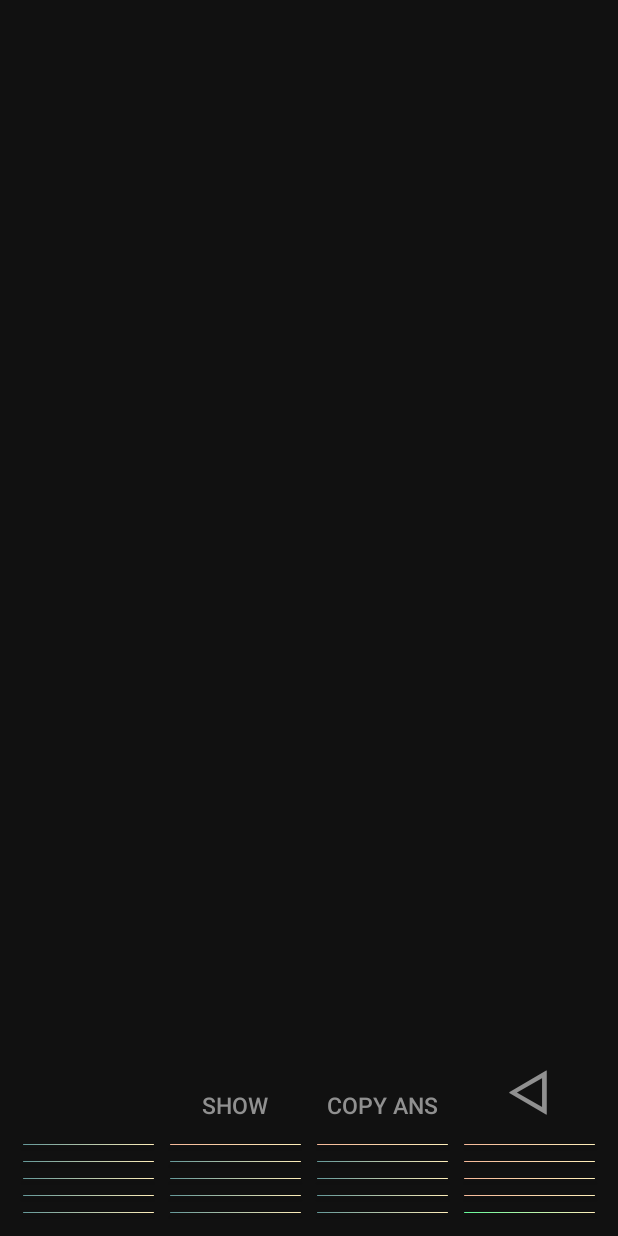
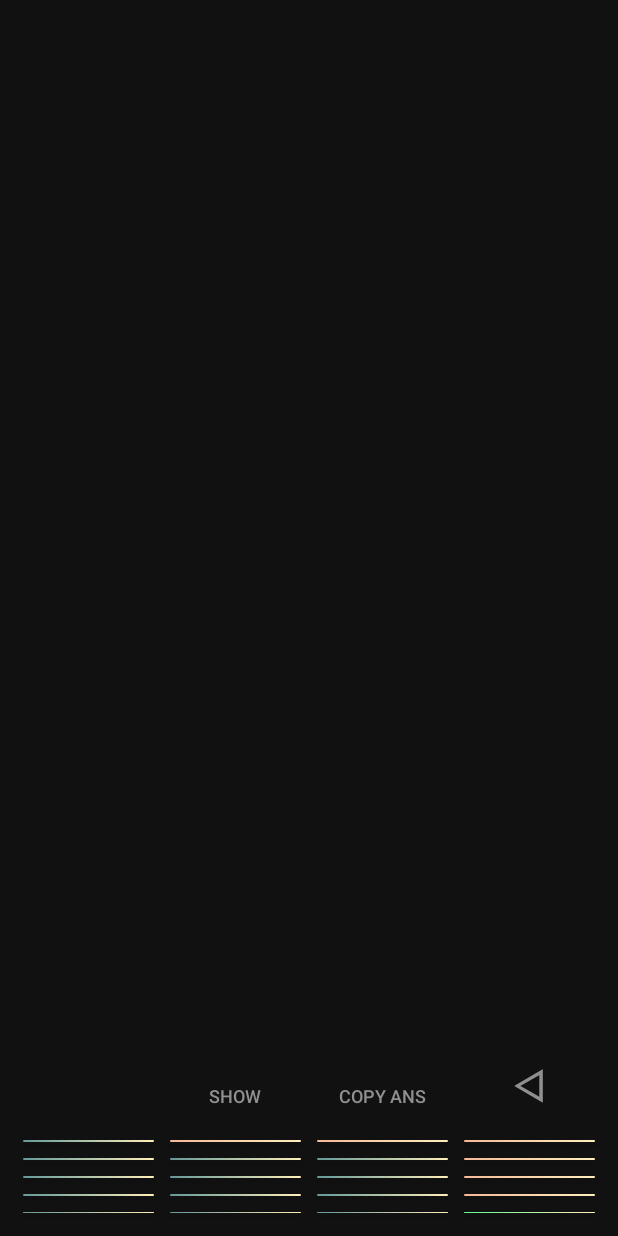
Before and after one commit to Arvolear/Integer_calculator, an Android app: the screen it shows after launch (MainActivity), after a tap on "HIDE", on a phone screen of 412 x 824 dp. Run offline under Robolectric (Android 15) with nearby library versions, the phone set to English and light mode, and no system bars.

Commit message:
Tablet UI fixes

```diff
--- a/app/build.gradle
+++ b/app/build.gradle
@@ -7,8 +7,8 @@ android {
         applicationId "arvolear.calculator.calculator"
         minSdkVersion 22
         targetSdkVersion 29
-        versionCode 7
-        versionName "1.7"
+        versionCode 8
+        versionName "1.8"
         testInstrumentationRunner "androidx.test.runner.AndroidJUnitRunner"
     }
     buildTypes {
--- a/app/src/main/AndroidManifest.xml
+++ b/app/src/main/AndroidManifest.xml
@@ -11,6 +11,7 @@
         android:theme="@style/AppTheme">
 
         <activity
+            android:windowSoftInputMode="stateHidden|adjustResize"
             android:name="arvolear.calculator.calculator.MainActivity"
             android:screenOrientation="portrait">
             <intent-filter>
--- a/app/src/main/java/arvolear/calculator/calculator/Controller.java
+++ b/app/src/main/java/arvolear/calculator/calculator/Controller.java
@@ -8,6 +8,8 @@ import android.view.View;
 import android.widget.Button;
 import android.widget.EditText;
 import android.widget.LinearLayout;
+import android.widget.TableLayout;
+import android.widget.TableRow;
 import android.widget.Toast;
 
 import java.util.concurrent.ExecutorService;
@@ -33,6 +35,11 @@ public class Controller implements View.OnClickListener, View.OnLongClickListene
     {
         this.mainActivity = mainActivity;
 
+        this.input = input;
+        this.output = output;
+
+        configTextSize();
+
         adder = new Adder(mainActivity, input, output);
         solver = null;
         eraser = new Eraser(mainActivity, input, output);
@@ -42,12 +49,47 @@ public class Controller implements View.OnClickListener, View.OnLongClickListene
         outputBlocker = new OutputBlocker(mainActivity, input, output);
 
         service = null;
-
-        this.input = input;
-        this.output = output;
     }
 
-    void copyAns()
+    private void configTextSize()
+    {
+        final LinearLayout mainLayout = mainActivity.findViewById(R.id.mainLayout);
+
+        mainLayout.post(new Runnable()
+        {
+            @Override
+            public void run()
+            {
+                int inputTextSize = mainLayout.getWidth() / 24;
+                int outputTextSize = mainLayout.getWidth() / 36;
+                int textTextSize = mainLayout.getWidth() / 72;
+                int buttonTextSize = mainLayout.getWidth() / 43;
+
+                int eraseTextSize = mainLayout.getHeight() / 48;
+
+                input.setTextSize(Math.max(35, inputTextSize));
+                output.setTextSize(Math.max(25, outputTextSize));
+
+                ((Button)mainActivity.findViewById(R.id.history)).setTextSize(Math.max(12, textTextSize));
+                ((Button)mainActivity.findViewById(R.id.hideOrShow)).setTextSize(Math.max(12, textTextSize));
+                ((Button)mainActivity.findViewById(R.id.copyAns)).setTextSize(Math.max(12, textTextSize));
+                ((Button)mainActivity.findViewById(R.id.erase)).setTextSize(Math.max(30, eraseTextSize));
+
+
+                TableLayout table = mainActivity.findViewById(R.id.tableLayout);
+
+                for (int i = 0; i < table.getChildCount(); i++)
+                {
+                    for (int j = 0; j < ((TableRow)table.getChildAt(i)).getChildCount(); j++)
+                    {
+                        ((Button) ((TableRow) table.getChildAt(i)).getChildAt(j)).setTextSize(Math.max(17, buttonTextSize));
+                    }
+                }
+            }
+        });
+    }
+
+    public void copyAns()
     {
         ClipboardManager clipboard = (ClipboardManager) mainActivity.getSystemService(Context.CLIPBOARD_SERVICE);
         ClipData clip = ClipData.newPlainText("answer", output.getText().toString());
--- a/app/src/main/java/arvolear/calculator/calculator/InputOutputModifier.java
+++ b/app/src/main/java/arvolear/calculator/calculator/InputOutputModifier.java
@@ -1,6 +1,5 @@
 package arvolear.calculator.calculator;
 
-import android.view.Gravity;
 import android.widget.EditText;
 
 public class InputOutputModifier
--- a/app/src/main/java/arvolear/calculator/calculator/MainActivity.java
+++ b/app/src/main/java/arvolear/calculator/calculator/MainActivity.java
@@ -1,17 +1,15 @@
 package arvolear.calculator.calculator;
-
-import androidx.appcompat.app.AppCompatActivity;
 
 import android.os.Bundle;
 import android.text.Editable;
 import android.text.TextWatcher;
 import android.view.Gravity;
 import android.view.View;
-import android.widget.Button;
 import android.widget.EditText;
-import android.widget.LinearLayout;
 import android.widget.TableLayout;
 import android.widget.TableRow;
+
+import androidx.appcompat.app.AppCompatActivity;
 
 public class MainActivity extends AppCompatActivity
 {
--- a/app/src/main/java/arvolear/calculator/calculator/OutputShower.java
+++ b/app/src/main/java/arvolear/calculator/calculator/OutputShower.java
@@ -1,6 +1,5 @@
 package arvolear.calculator.calculator;
 
-import android.util.TypedValue;
 import android.view.View;
 import android.widget.Button;
 import android.widget.EditText;
@@ -21,14 +20,15 @@ public class OutputShower
     private boolean showed;
 
     private int duration;
-    private float extentKey;
+    private float extentBut;
     private float extentOut;
-    private float leftStride;
+    private int leftStride;
 
-    OutputShower(MainActivity mainActivity)
+    OutputShower(final MainActivity mainActivity)
     {
         this.mainActivity = mainActivity;
 
+        final LinearLayout mainLayout = mainActivity.findViewById(R.id.mainLayout);
         this.buttonsLayout = mainActivity.findViewById(R.id.buttonsLayout);
         this.outputLayout = mainActivity.findViewById(R.id.outputLayout);
         this.tableLayout = mainActivity.findViewById(R.id.tableLayout);
@@ -39,9 +39,17 @@ public class OutputShower
         this.showed = true;
 
         this.duration = 800;
-        this.extentKey = -1.37f;
-        this.extentOut = -2.85f;
-        this.leftStride = 400;
+
+        this.buttonsLayout.post(new Runnable()
+        {
+            @Override
+            public void run()
+            {
+                leftStride = buttonsLayout.getWidth();
+                extentBut = -((float)mainLayout.getHeight() / (float)buttonsLayout.getHeight()) / 1.22f;
+                extentOut = extentBut * 2.7f;
+            }
+        });
     }
 
     private void startHide(View view, float extent)
@@ -58,26 +66,22 @@ public class OutputShower
         view.startAnimation(new WeightAnimation(view, duration, params.weight, -extent));
     }
 
-    private void startHide2(View view)
+    private void startHideCalcButtons(View view)
     {
-        int pxTo = (int)TypedValue.applyDimension(TypedValue.COMPLEX_UNIT_DIP, leftStride, mainActivity.getResources().getDisplayMetrics());
-
         view.startAnimation(new MoveAnimation(view,
                 duration,
                 (int)view.getX(),
-                -pxTo,
+                -leftStride,
                 (int)view.getY(),
                 0));
     }
 
-    private void startShow2(View view)
+    private void startShowCalcButtons(View view)
     {
-        int pxTo = (int)TypedValue.applyDimension(TypedValue.COMPLEX_UNIT_DIP, leftStride, mainActivity.getResources().getDisplayMetrics());
-
         view.startAnimation(new MoveAnimation(view,
                 duration,
                 (int)view.getX(),
-                pxTo,
+                leftStride,
                 (int)view.getY(),
                 0));
     }
@@ -86,16 +90,16 @@ public class OutputShower
     {
         if (showed)
         {
-            startHide(buttonsLayout, extentKey);
-            startHide2(tableLayout);
+            startHide(buttonsLayout, extentBut);
+            startHideCalcButtons(tableLayout);
             startShow(outputLayout, Math.max(extentOut, -(float)(output.getLineCount() * 0.25)));
 
             hider.setText("Show");
         }
         else
         {
-            startShow(buttonsLayout, extentKey);
-            startShow2(tableLayout);
+            startShow(buttonsLayout, extentBut);
+            startShowCalcButtons(tableLayout);
             startHide(outputLayout, Math.max(extentOut, -(float)(output.getLineCount() * 0.25)));
 
             hider.setText("Hide");
--- a/app/src/main/res/layout/activity_main.xml
+++ b/app/src/main/res/layout/activity_main.xml
@@ -21,8 +21,8 @@
             android:layout_width="match_parent"
             android:layout_height="0dp"
             android:layout_weight="1.0"
-            android:orientation="vertical"
-            android:gravity="end">
+            android:gravity="end"
+            android:orientation="vertical">
 
             <EditText
                 android:id="@+id/input"
@@ -30,13 +30,12 @@
                 android:layout_height="wrap_content"
                 android:layout_marginTop="30dp"
                 android:background="@android:color/transparent"
+                android:cursorVisible="true"
                 android:inputType="textMultiLine"
-                android:paddingBottom="15dp"
                 android:paddingLeft="25dp"
                 android:paddingRight="25dp"
+                android:paddingBottom="15dp"
                 android:textColor="#ffFFEFBB"
-                android:minWidth="50dp"
-                android:cursorVisible="true"
                 android:textCursorDrawable="@drawable/colorcursor"
                 android:textSize="45dp" />
         </LinearLayout>
@@ -46,22 +45,22 @@
             android:layout_width="match_parent"
             android:layout_height="0dp"
             android:layout_weight="0.25"
-            android:orientation="vertical"
-            android:gravity="end|top">
+            android:gravity="end|top"
+            android:orientation="vertical">
 
             <EditText
                 android:id="@+id/output"
                 android:layout_width="wrap_content"
                 android:layout_height="match_parent"
                 android:background="@android:color/transparent"
+                android:gravity="top"
                 android:inputType="textMultiLine"
                 android:maxHeight="40dp"
                 android:paddingLeft="25dp"
                 android:paddingRight="25dp"
+                android:textAlignment="gravity"
                 android:textColor="#ff909090"
-                android:textSize="30dp"
-                android:gravity="top"
-                android:textAlignment="gravity"/>
+                android:textSize="30dp" />
         </LinearLayout>
 
     </LinearLayout>
@@ -74,62 +73,89 @@
         android:orientation="vertical">
 
         <LinearLayout
+            android:id="@+id/buttonsSubLayout"
             android:layout_width="match_parent"
             android:layout_height="wrap_content"
             android:paddingLeft="10dp"
             android:paddingRight="10dp">
 
+            <LinearLayout
+                android:layout_width="0dp"
+                android:layout_height="match_parent"
+                android:layout_weight="1"
+                android:paddingTop="10dp">
+
                 <Button
                     android:id="@+id/history"
-                android:layout_width="wrap_content"
-                android:layout_height="wrap_content"
-                android:layout_weight="1"
+                    android:layout_width="match_parent"
+                    android:layout_height="match_parent"
                     android:background="@android:color/transparent"
                     android:text="History"
                     android:textColor="@android:color/transparent"
                     android:textSize="15dp" />
+            </LinearLayout>
+
+            <LinearLayout
+                android:layout_width="0dp"
+                android:layout_height="match_parent"
+                android:layout_weight="1"
+                android:paddingTop="10dp">
 
                 <Button
                     android:id="@+id/hideOrShow"
-                android:layout_width="wrap_content"
-                android:layout_height="wrap_content"
-                android:layout_weight="1"
+                    android:layout_width="match_parent"
+                    android:layout_height="match_parent"
                     android:background="@android:color/transparent"
                     android:text="hide"
                     android:textColor="@color/toolsbutton"
                     android:textSize="15dp" />
+            </LinearLayout>
+
+            <LinearLayout
+                android:layout_width="0dp"
+                android:layout_height="match_parent"
+                android:layout_weight="1"
+                android:paddingTop="10dp">
 
                 <Button
                     android:id="@+id/copyAns"
-                android:layout_width="wrap_content"
-                android:layout_height="wrap_content"
-                android:layout_weight="1"
+                    android:layout_width="match_parent"
+                    android:layout_height="match_parent"
                     android:background="@android:color/transparent"
                     android:text="copy ans"
                     android:textColor="@color/toolsbutton"
                     android:textSize="15dp" />
+            </LinearLayout>
+
+            <LinearLayout
+                android:id="@+id/eraseLayout"
+                android:layout_width="0dp"
+                android:layout_height="match_parent"
+                android:layout_weight="1"
+                android:paddingBottom="5dp">
 
                 <Button
                     android:id="@+id/erase"
-                android:layout_width="wrap_content"
-                android:layout_height="wrap_content"
-                android:layout_weight="1"
+                    android:layout_width="match_parent"
+                    android:layout_height="match_parent"
                     android:background="@android:color/transparent"
                     android:longClickable="true"
-                android:maxHeight="10dp"
                     android:text="ᐊ"
                     android:textColor="@color/toolsbutton"
                     android:textSize="40dp" />
+            </LinearLayout>
+
         </LinearLayout>
 
         <TableLayout
             android:id="@+id/tableLayout"
             android:layout_width="match_parent"
             android:layout_height="match_parent"
-            android:padding="10dp">
+            android:paddingLeft="10dp"
+            android:paddingRight="10dp"
+            android:paddingBottom="10dp">
 
-            <TableRow
-                android:layout_weight="1">
+            <TableRow android:layout_weight="1">
 
                 <Button
                     android:id="@+id/clear"
@@ -172,8 +198,7 @@
                     android:textSize="25dp" />
             </TableRow>
 
-            <TableRow
-                android:layout_weight="1">
+            <TableRow android:layout_weight="1">
 
                 <Button
                     android:id="@+id/seven"
@@ -217,8 +242,7 @@
 
             </TableRow>
 
-            <TableRow
-                android:layout_weight="1">
+            <TableRow android:layout_weight="1">
 
                 <Button
                     android:id="@+id/four"
@@ -262,8 +286,7 @@
 
             </TableRow>
 
-            <TableRow
-                android:layout_weight="1">
+            <TableRow android:layout_weight="1">
 
                 <Button
                     android:id="@+id/one"
@@ -307,8 +330,7 @@
 
             </TableRow>
 
-            <TableRow
-                android:layout_weight="1">
+            <TableRow android:layout_weight="1">
 
                 <Button
                     android:id="@+id/negate"
```
Also changed, not shown: 2 other files. Lines whose indentation alone changed are shown as unchanged.
